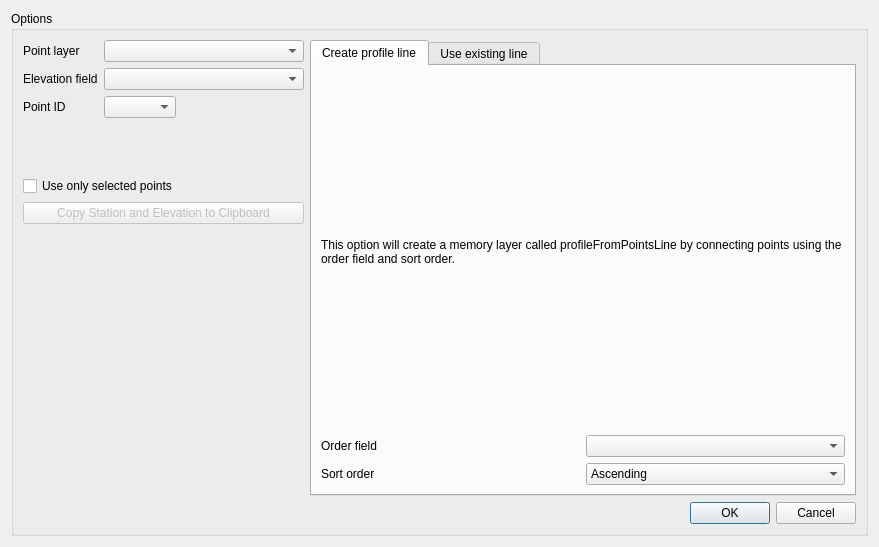
The window that ProfileFromPoints_dialog_base.ui (marcoalicera/ProfileFromPoints) describes before a commit, drawn with Qt 5.
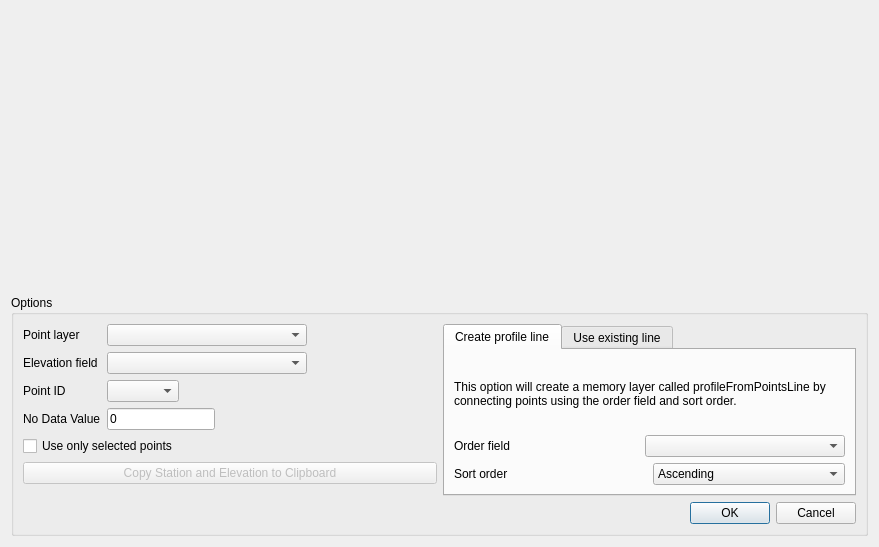
The same window after the commit.

Commit message:
1.1 added a no data field, reinstated the plotting toolbar
removed sort on field list, added a no data field to ignore invalid points, reinstated the plotting toolbar

The edit to the form file:
```diff
--- a/ProfileFromPoints_dialog_base.ui
+++ b/ProfileFromPoints_dialog_base.ui
@@ -217,6 +217,20 @@
         <item row="2" column="1">
          <widget class="QComboBox" name="uPointID"/>
         </item>
+        <item row="3" column="0">
+         <widget class="QLabel" name="label_10">
+          <property name="text">
+           <string>No Data Value</string>
+          </property>
+         </widget>
+        </item>
+        <item row="3" column="1">
+         <widget class="QLineEdit" name="lineEditNoData">
+          <property name="text">
+           <string>0</string>
+          </property>
+         </widget>
+        </item>
        </layout>
       </item>
       <item row="5" column="1">
@@ -258,6 +272,19 @@
      <property name="sizeConstraint">
       <enum>QLayout::SetNoConstraint</enum>
      </property>
+     <item row="1" column="0">
+      <widget class="QWidget" name="toolbarWidget" native="true"/>
+     </item>
+     <item row="0" column="0">
+      <widget class="QWidget" name="canvasWidget" native="true">
+       <property name="sizePolicy">
+        <sizepolicy hsizetype="Expanding" vsizetype="Expanding">
+         <horstretch>0</horstretch>
+         <verstretch>0</verstretch>
+        </sizepolicy>
+       </property>
+      </widget>
+     </item>
     </layout>
    </item>
   </layout>
```
The commit also changes 3 other files.
